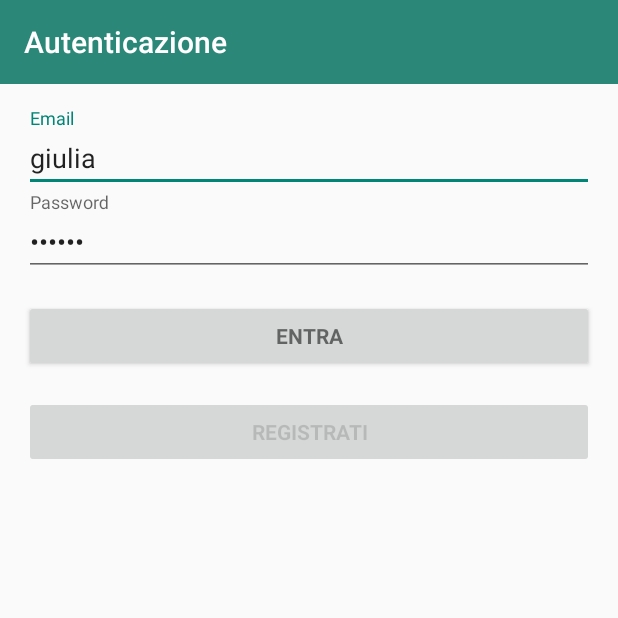
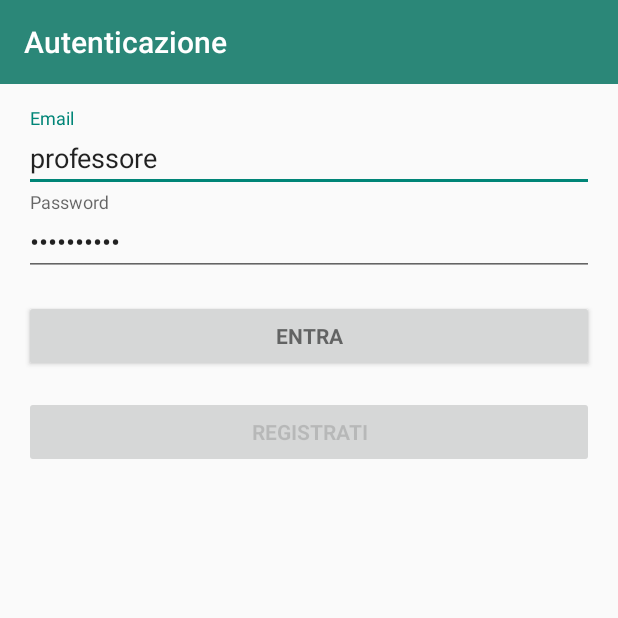
Before and after one commit to Ale-Amici/Android2k17, an Android app: the LoginActivity screen opened directly, with no data from a screen before it, on a phone screen of 412 x 824 dp, the top half of it. Run offline under Robolectric (Android 15) with nearby library versions, the phone set to English and light mode, and no system bars; libraries missing offline, so code that uses them is left out: me.pushy.sdk; 1 statement that could not run was skipped.

Commit message:
update apk file

```diff
--- a/iDaBere/app/src/main/java/it/unitn/disi/lpsmt/idabere/activities/LoginActivity.java
+++ b/iDaBere/app/src/main/java/it/unitn/disi/lpsmt/idabere/activities/LoginActivity.java
@@ -140,8 +140,8 @@ public class LoginActivity extends AppCompatActivity implements OnClickListener
         mEmailView = (EditText) findViewById(R.id.email);
         mPasswordView = (EditText) findViewById(R.id.password);
 
-        mEmailView.setText("giulia");
-        mPasswordView.setText("giulia");
+        mEmailView.setText("professore");
+        mPasswordView.setText("professore");
 
         mSignInButton = (Button) findViewById(R.id.email_sign_in_button);
         mRegisterButton = (Button) findViewById(R.id.email_register_button);
```
Also changed, not shown: 2 other files.
